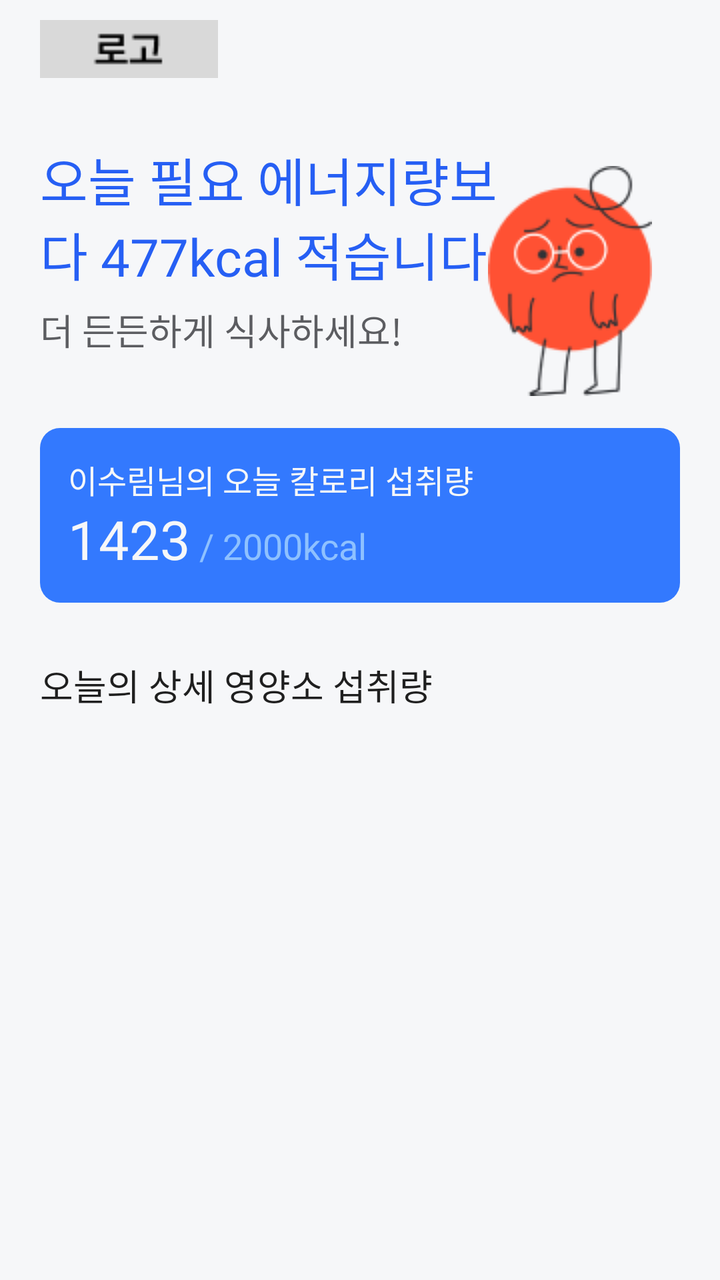
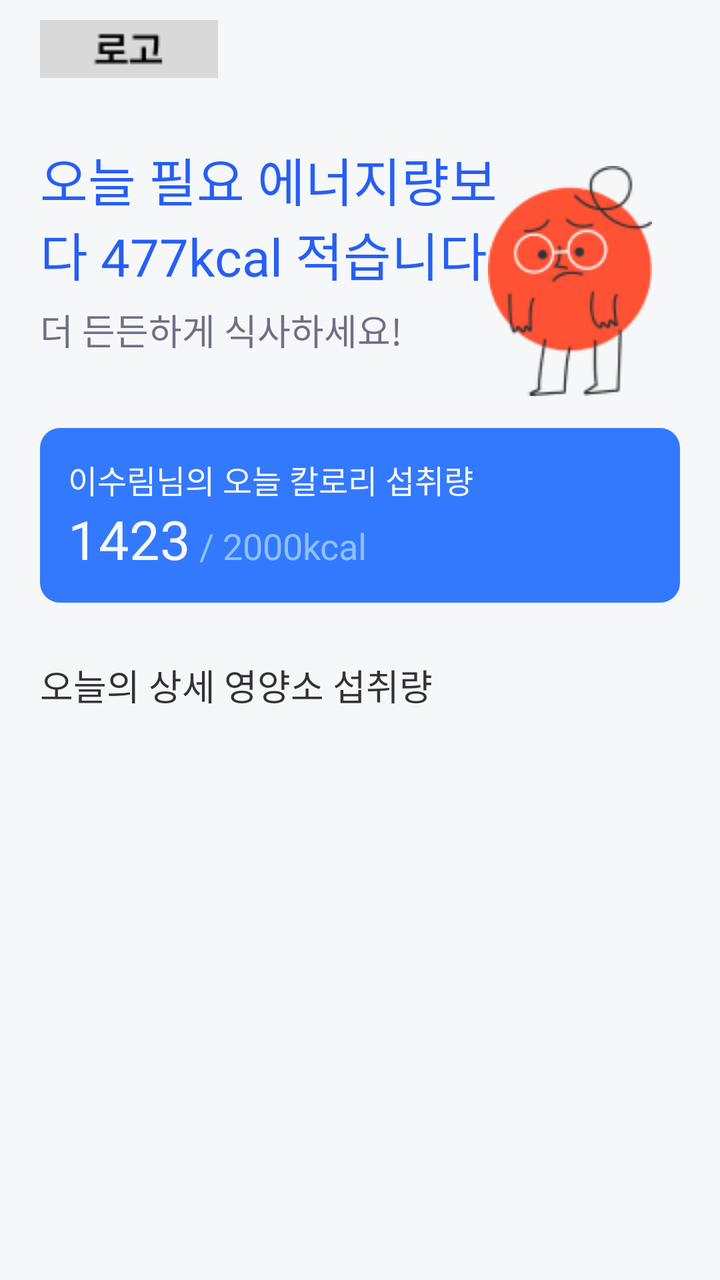

An Android layout rendered at two revisions. The XML below is the earlier revision; the diff shows what the commit changed to produce the second picture.
<!-- AndroidManifest.xml: application theme Theme.BeYourEyes -->
<!-- res/layout/fragment_home.xml -->
<?xml version="1.0" encoding="utf-8"?>
<ScrollView xmlns:android="http://schemas.android.com/apk/res/android"
    xmlns:app="http://schemas.android.com/apk/res-auto"
    xmlns:tools="http://schemas.android.com/tools"
    android:id="@+id/layout"
    android:layout_width="match_parent"
    android:layout_height="match_parent"
    android:background="@color/semi_white"
    tools:context=".ui.home.HomeFragment">


    <androidx.constraintlayout.widget.ConstraintLayout
        android:layout_width="match_parent"
        android:layout_height="wrap_content">

        <ImageView
            android:id="@+id/logo"
            android:layout_width="wrap_content"
            android:layout_height="wrap_content"
            android:layout_marginStart="20dp"
            android:layout_marginTop="10dp"
            android:src="@drawable/tmp_home_logo"
            app:layout_constraintStart_toStartOf="parent"
            app:layout_constraintTop_toTopOf="parent" />

        <ImageView
            android:id="@+id/topCharacter"
            android:layout_width="wrap_content"
            android:layout_height="wrap_content"
            android:layout_marginTop="83dp"
            android:layout_marginEnd="34dp"
            android:src="@drawable/tmp_home_illust"
            app:layout_constraintEnd_toEndOf="parent"
            app:layout_constraintTop_toTopOf="parent" />

        <LinearLayout
            android:id="@+id/topMsgLayout"
            android:layout_width="0dp"
            android:layout_height="wrap_content"
            android:layout_marginStart="20dp"
            android:layout_marginTop="32dp"
            android:layout_marginEnd="102dp"
            android:orientation="vertical"
            app:layout_constraintEnd_toEndOf="parent"
            app:layout_constraintStart_toStartOf="parent"
            app:layout_constraintTop_toBottomOf="@+id/logo">

            <TextView
                android:id="@+id/topMsgBig"
                android:layout_width="match_parent"
                android:layout_height="wrap_content"
                android:layout_marginBottom="6dp"
                android:fontFamily="@font/wanted_sans_bold"
                android:text="오늘 필요 에너지량보다 477kcal 적습니다"
                android:textColor="@color/blue_600"
                android:textSize="26sp" />

            <TextView
                android:id="@+id/topMsgSmall"
                android:layout_width="match_parent"
                android:layout_height="wrap_content"
                android:fontFamily="@font/wanted_sans_semi_bold"
                android:text="더 든든하게 식사하세요!"
                android:textColor="@color/border"
                android:textSize="18sp" />
        </LinearLayout>

        <LinearLayout
            android:id="@+id/kcalLayout"
            android:layout_width="0dp"
            android:layout_height="wrap_content"
            android:layout_marginStart="20dp"
            android:layout_marginTop="16dp"
            android:layout_marginEnd="20dp"
            android:background="@drawable/bg_home_kcal"
            android:orientation="vertical"
            android:padding="14dp"
            app:layout_constraintEnd_toEndOf="parent"
            app:layout_constraintStart_toStartOf="parent"
            app:layout_constraintTop_toBottomOf="@+id/topCharacter">

            <TextView
                android:id="@+id/textView9"
                android:layout_width="wrap_content"
                android:layout_height="wrap_content"
                android:layout_weight="1"
                android:fontFamily="@font/wanted_sans_bold"
                android:text="이수림님의 오늘 칼로리 섭취량"
                android:textColor="@color/semi_white"
                android:textSize="16sp" />

            <LinearLayout
                android:layout_width="match_parent"
                android:layout_height="match_parent"
                android:layout_weight="1"
                android:orientation="horizontal">

                <TextView
                    android:id="@+id/textView11"
                    android:layout_width="wrap_content"
                    android:layout_height="wrap_content"
                    android:fontFamily="@font/wanted_sans_bold"
                    android:text="1423"
                    android:textColor="@color/semi_white"
                    android:textSize="27sp" />

                <TextView
                    android:id="@+id/textView12"
                    android:layout_width="match_parent"
                    android:layout_height="wrap_content"
                    android:fontFamily="@font/wanted_sans_extra_bold"
                    android:text=" / 2000kcal"
                    android:textColor="@color/blue_300"
                    android:textSize="18sp" />
            </LinearLayout>

        </LinearLayout>

        <TextView
            android:id="@+id/todayIntakeLabel"
            android:layout_width="match_parent"
            android:layout_height="wrap_content"
            android:layout_marginHorizontal="20dp"
            android:layout_marginTop="28dp"

            android:fontFamily="@font/wanted_sans_bold"
            android:text="오늘의 상세 영양소 섭취량"
            android:textColor="@color/text_default"
            android:textSize="18sp"
            app:layout_constraintEnd_toEndOf="parent"
            app:layout_constraintHorizontal_bias="0.6"
            app:layout_constraintStart_toStartOf="parent"
            app:layout_constraintTop_toBottomOf="@+id/kcalLayout" />


        <androidx.recyclerview.widget.RecyclerView
            android:id="@+id/intakeRecyclerView"
            android:layout_width="match_parent"
            android:layout_height="wrap_content"
            android:layout_marginHorizontal="13dp"
            android:layout_marginTop="10dp"
            app:layout_constraintEnd_toEndOf="parent"
            app:layout_constraintStart_toStartOf="parent"
            app:layout_constraintTop_toBottomOf="@+id/todayIntakeLabel" />


    </androidx.constraintlayout.widget.ConstraintLayout>
</ScrollView>
<!-- resources referenced by this layout -->
<resources>
  <color name="blue_300">#8EC1FF</color>
  <color name="blue_600">#265FF4</color>
  <color name="border">#5C5D61</color>
  <color name="semi_white">#F6F7F9</color>
  <color name="text_default">#1F1F1F</color>
  <!-- drawable bg_home_kcal (drawable) -->
  <?xml version="1.0" encoding="utf-8"?>
  <shape
      xmlns:android="http://schemas.android.com/apk/res/android"
      android:shape="rectangle">
      <solid android:color="@color/blue_500" />
      <corners android:radius="10dp" />
  </shape>
  <!-- drawable tmp_home_illust: png bitmap (drawable, 7068 bytes) -->
  <!-- drawable tmp_home_logo: png bitmap (drawable, 526 bytes) -->
  <style name="Theme.BeYourEyes" parent="Theme.MaterialComponents.Light.NoActionBar">
          
          <item name="colorPrimary">@color/purple_500</item>
          <item name="colorPrimaryVariant">@color/purple_700</item>
          <item name="colorOnPrimary">@color/white</item>
          
          <item name="colorSecondary">@color/teal_200</item>
          <item name="colorSecondaryVariant">@color/teal_700</item>
          <item name="colorOnSecondary">@color/black</item>
          
          <item name="android:statusBarColor">@color/semi_white</item>
          <item name="android:windowLightStatusBar">true</item>
          <item name="android:navigationBarColor">@color/semi_white</item>
          
      </style>
  <color name="blue_500">#3379FE</color>
  <color name="purple_500">#FF6200EE</color>
  <color name="purple_700">#FF3700B3</color>
  <color name="white">#FFFFFFFF</color>
  <color name="teal_200">#FF03DAC5</color>
  <color name="teal_700">#FF018786</color>
  <color name="black">#FF000000</color>
</resources>

<!-- the commit's change to res/layout/fragment_home.xml (unified diff, before → after) -->
@@ -5,7 +5,7 @@
     android:id="@+id/layout"
     android:layout_width="match_parent"
     android:layout_height="match_parent"
-    android:background="@color/semi_white"
+    android:background="@color/gray_50"
     tools:context=".ui.home.HomeFragment">
 
 
@@ -61,7 +61,7 @@
                 android:layout_height="wrap_content"
                 android:fontFamily="@font/wanted_sans_semi_bold"
                 android:text="더 든든하게 식사하세요!"
-                android:textColor="@color/border"
+                android:textColor="@color/gray_700"
                 android:textSize="18sp" />
         </LinearLayout>
 
@@ -72,7 +72,7 @@
             android:layout_marginStart="20dp"
             android:layout_marginTop="16dp"
             android:layout_marginEnd="20dp"
-            android:background="@drawable/bg_home_kcal"
+            android:background="@drawable/bg_blue_500_rds_10"
             android:orientation="vertical"
             android:padding="14dp"
             app:layout_constraintEnd_toEndOf="parent"
@@ -86,7 +86,7 @@
                 android:layout_weight="1"
                 android:fontFamily="@font/wanted_sans_bold"
                 android:text="이수림님의 오늘 칼로리 섭취량"
-                android:textColor="@color/semi_white"
+                android:textColor="@color/gray_50"
                 android:textSize="16sp" />
 
             <LinearLayout
@@ -101,7 +101,7 @@
                     android:layout_height="wrap_content"
                     android:fontFamily="@font/wanted_sans_bold"
                     android:text="1423"
-                    android:textColor="@color/semi_white"
+                    android:textColor="@color/gray_50"
                     android:textSize="27sp" />
 
                 <TextView
@@ -125,7 +125,7 @@
 
             android:fontFamily="@font/wanted_sans_bold"
             android:text="오늘의 상세 영양소 섭취량"
-            android:textColor="@color/text_default"
+            android:textColor="@color/gray_950"
             android:textSize="18sp"
             app:layout_constraintEnd_toEndOf="parent"
             app:layout_constraintHorizontal_bias="0.6"
<!-- resource entries referenced after the edit -->
@@ -2,10 +2,10 @@
 <resources>
   <color name="blue_300">#8EC1FF</color>
   <color name="blue_600">#265FF4</color>
-  <color name="border">#5C5D61</color>
-  <color name="semi_white">#F6F7F9</color>
-  <color name="text_default">#1F1F1F</color>
-  <!-- drawable bg_home_kcal (drawable) -->
+  <color name="gray_50">#F6F7F8</color>
+  <color name="gray_700">#6F7086</color>
+  <color name="gray_950">#333239</color>
+  <!-- drawable bg_blue_500_rds_10 (drawable) -->
   <?xml version="1.0" encoding="utf-8"?>
   <shape
       xmlns:android="http://schemas.android.com/apk/res/android"
@@ -17,25 +17,38 @@
   <!-- drawable tmp_home_logo: png bitmap (drawable, 526 bytes) -->
   <style name="Theme.BeYourEyes" parent="Theme.MaterialComponents.Light.NoActionBar">
           
-          <item name="colorPrimary">@color/purple_500</item>
-          <item name="colorPrimaryVariant">@color/purple_700</item>
+          <item name="colorPrimary">@color/blue_500</item>
+          <item name="colorPrimaryVariant">@color/blue_700</item>
           <item name="colorOnPrimary">@color/white</item>
           
           <item name="colorSecondary">@color/teal_200</item>
           <item name="colorSecondaryVariant">@color/teal_700</item>
           <item name="colorOnSecondary">@color/black</item>
           
-          <item name="android:statusBarColor">@color/semi_white</item>
+          <item name="android:statusBarColor">@color/gray_50</item>
           <item name="android:windowLightStatusBar">true</item>
-          <item name="android:navigationBarColor">@color/semi_white</item>
+          <item name="android:navigationBarColor">@color/gray_50</item>
           
+          <item name="chipStyle">@style/TextChipStyle</item>
       </style>
   <color name="blue_500">#3379FE</color>
-  <color name="purple_500">#FF6200EE</color>
-  <color name="purple_700">#FF3700B3</color>
+  <color name="blue_700">#1543E0</color>
   <color name="white">#FFFFFFFF</color>
   <color name="teal_200">#FF03DAC5</color>
   <color name="teal_700">#FF018786</color>
   <color name="black">#FF000000</color>
+  <style name="TextChipStyle" parent="Widget.MaterialComponents.Chip.Choice">
+          <item name="chipCornerRadius">10dp</item>
+          <item name="chipMinHeight">58dp</item>
+          <item name="chipBackgroundColor">@color/chip_bg_color</item>
+          <item name="android:textColor">@color/chip_text_color</item>
+          <item name="chipStrokeColor">@color/chip_stroke_color</item>
+          <item name="chipStrokeWidth">2dp</item>
+          <item name="android:textAlignment">center</item>
+          <item name="fontFamily">@font/wanted_sans_semi_bold</item>
+          <item name="android:textSize">16sp</item>
+          <item name="android:paddingTop">14dp</item>
+          <item name="android:paddingBottom">14dp</item>
+      </style>
 </resources>
 
